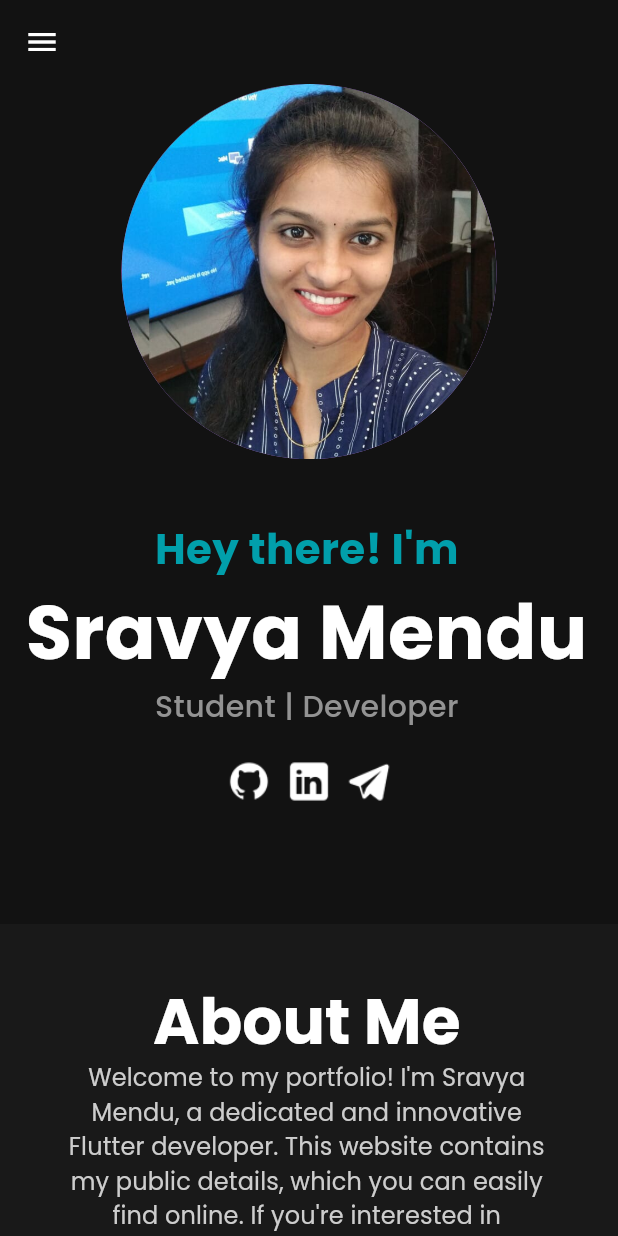
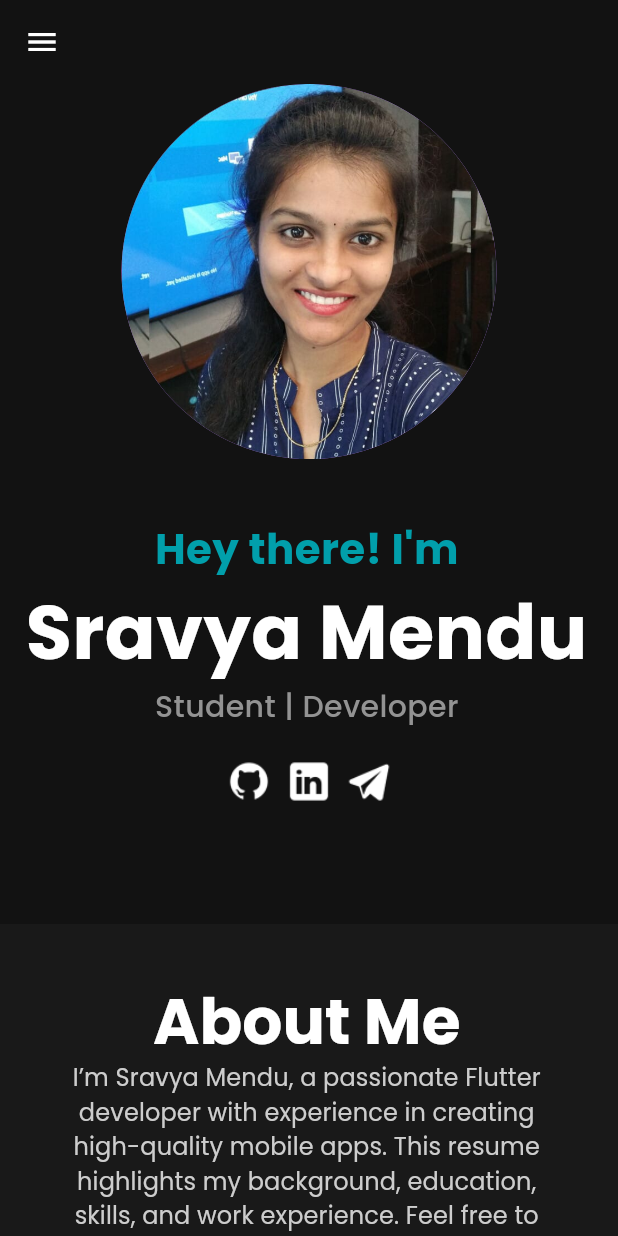
Before and after one commit to sravyaMendu23/SravyaMendu_Flutter_Resume, a Flutter app: the screen it shows after launch, on a phone screen of 412 x 824 dp. Run offline on Flutter 3.47's test engine with Material 3 defaults, Android fonts, the phone set to English and light mode, and no system bars.

Commit message:
Add files via upload

```diff
--- a/lib/statics/data_values.dart
+++ b/lib/statics/data_values.dart
@@ -24,10 +24,11 @@ class DataValues {
   // About me
   static const String aboutMeTitle = 'About Me';
   static const String aboutMeDescription =
-      'Welcome to my portfolio! I\'m Sravya Mendu, a dedicated and innovative Flutter developer. This website contains my public details, which you can easily find online. If you\'re interested in learning more about my background, education, experience, and other aspects of my professional life, feel free to scroll up and down.';
+      // 'Welcome to my portfolio! I\'m Sravya Mendu, a dedicated and innovative Flutter developer. This website contains my public details, which you can easily find online. If you\'re interested in learning more about my background, education, experience, and other aspects of my professional life, feel free to scroll up and down.';
+      'I’m Sravya Mendu, a passionate Flutter developer with experience in creating high-quality mobile apps. This resume highlights my background, education, skills, and work experience. Feel free to reach out for more information.';
   static const String aboutMeBiographyTitle = 'Biography';
   static const String aboutMeBiographyDescription =
-      'Hi there! I\'m a computing student and solution developer. I believe that personal growth and learning are essential for success, and I have dedicated my life to achieving both. Because of that, I\'m always looking to learn new things and apply them to whatever I\'m doing.';
+      'Hi there! I\'m a computing student and solution developer. I believe in always learning and growing, and I try to apply new knowledge to everything I do.';
   static const String aboutMeFullNameTitle = 'Full Name';
   static const String aboutMeFullNameDescription = 'Mendu Sravya';
   static const String aboutMeNwITitle = 'Name with Initials';
@@ -52,13 +53,13 @@ class DataValues {
       'Jamming to tunes and tuning into podcasts\n';
   static const String aboutMeGoalTitle = 'Goal';
   static const String aboutMeGoalDescription =
-      'To continuously enhance my technical skills and stay updated with industry trends, ensuring I remain competitive and innovative in my field.';
+      'I aim to keep improving my technical skills and stay updated with industry trends to stay competitive and innovative.';
   static const String aboutMeStudentTitle = 'Computing Student';
   static const String aboutMeStudentDescription =
-      'I am deeply immersed in the realm of computing technologies as a dedicated student. My focus spans from understanding the intricate workings of computer hardware to the development of user-friendly software applications. Through hands-on projects in my masters, I have gained practical knowledge and experience, applying computing principles to solve real-world problems. Whether delving into the architecture of computer systems or crafting innovative solutions through programming, I am driven by a passion for mastering the foundational principles of computing and leveraging them to tackle challenges effectively.';
+      'I am a dedicated computing student with a focus on both computer hardware and software development. Through hands-on projects in my master\'s program, I\'ve gained practical experience in applying computing principles to solve real-world problems. Driven by a passion for mastering the fundamentals, I aim to use my knowledge to tackle challenges effectively.';
   static const String aboutMeDeveloperTitle = 'Software Developer';
   static const String aboutMeDeveloperDescription =
-      'I use various tools for creating and implementing innovative solutions to problems to achieve specific goals. My approach encompasses a wide range of techniques, including software and app development, with a focus on business objectives. My experience with projects involving Kotlin and XML has been particularly impactful at the organizational level, enabling me to effectively streamline processes and enhance functionality. I am dedicated to leveraging my skills in computing technologies to drive meaningful advancements and solutions in every project I undertake.';
+      'I use a variety of tools to create innovative solutions aimed at achieving specific goals. My approach includes software and app development with a focus on business objectives. Working with Kotlin and XML on projects has helped streamline processes and improve functionality. I’m committed to using my computing skills to drive meaningful advancements in every project I take on.';
 
   // Education
   static const String educationTitle = 'Education';
@@ -119,7 +120,7 @@ class DataValues {
   // Experience
   static const String experienceTitle = 'Experience';
   static const String experienceDescription =
-      'During my post-graduation, I delved into new technologies, enhancing my knowledge and skill set. After completing my studies, I began my first full-time position in 2023. Over the past year and four months, I’ve gained valuable experience, which has deepened my understanding and passion for the field. This journey has allowed me to contribute meaningfully to projects, develop practical skills, and adapt to evolving technological landscapes, laying a solid foundation for my career growth.';
+      'During my post-graduation, I delved into new technologies, enhancing my knowledge and skill set. After completing my studies, I began my first full-time position in 2023. Over the past 2 years, I’ve gained valuable experience, which has deepened my understanding and passion for the field. This journey has allowed me to contribute meaningfully to projects, develop practical skills, and adapt to evolving technological landscapes, laying a solid foundation for my career growth.';
   static const String experienceOrg2Title = 'Toucan Payments';
   static const String experienceOrg2Role = 'Junior Software Engineer (Flutter)';
   static const String experienceOrg2Years = 'April 2023';
```
